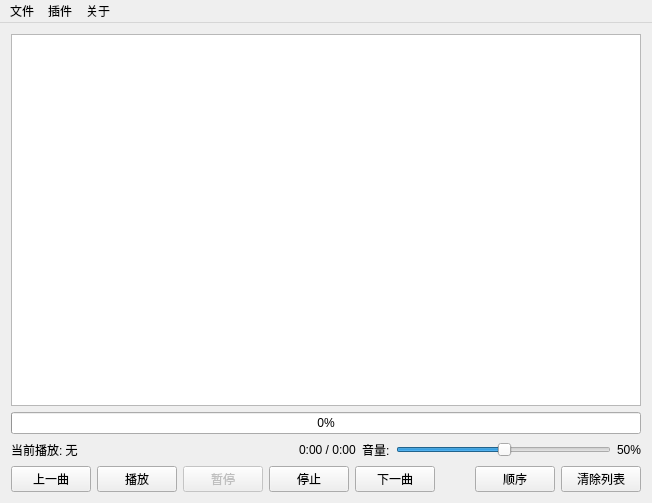
First picture: the form in mainwindow.ui, repository cyfsammy2024/musicplayer, before the edit.
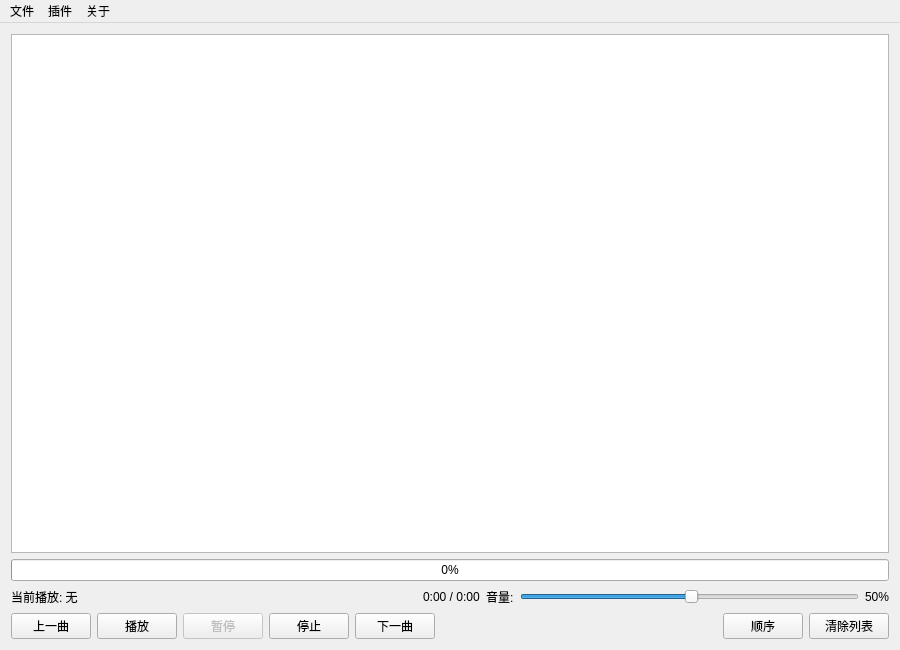
Second picture: the form after the edit.

The edit to the form file:
```diff
--- a/mainwindow.ui
+++ b/mainwindow.ui
@@ -6,8 +6,8 @@
    <rect>
     <x>0</x>
     <y>0</y>
-    <width>652</width>
-    <height>503</height>
+    <width>900</width>
+    <height>650</height>
    </rect>
   </property>
   <property name="windowTitle">
```
